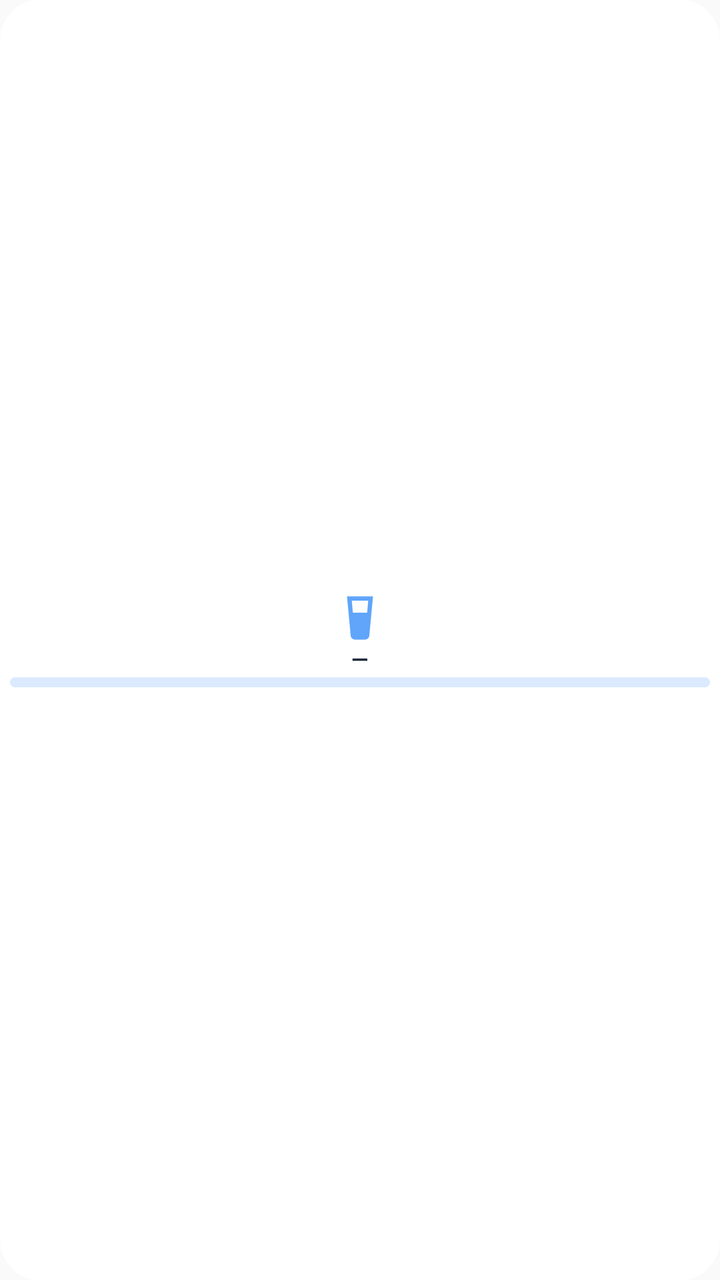
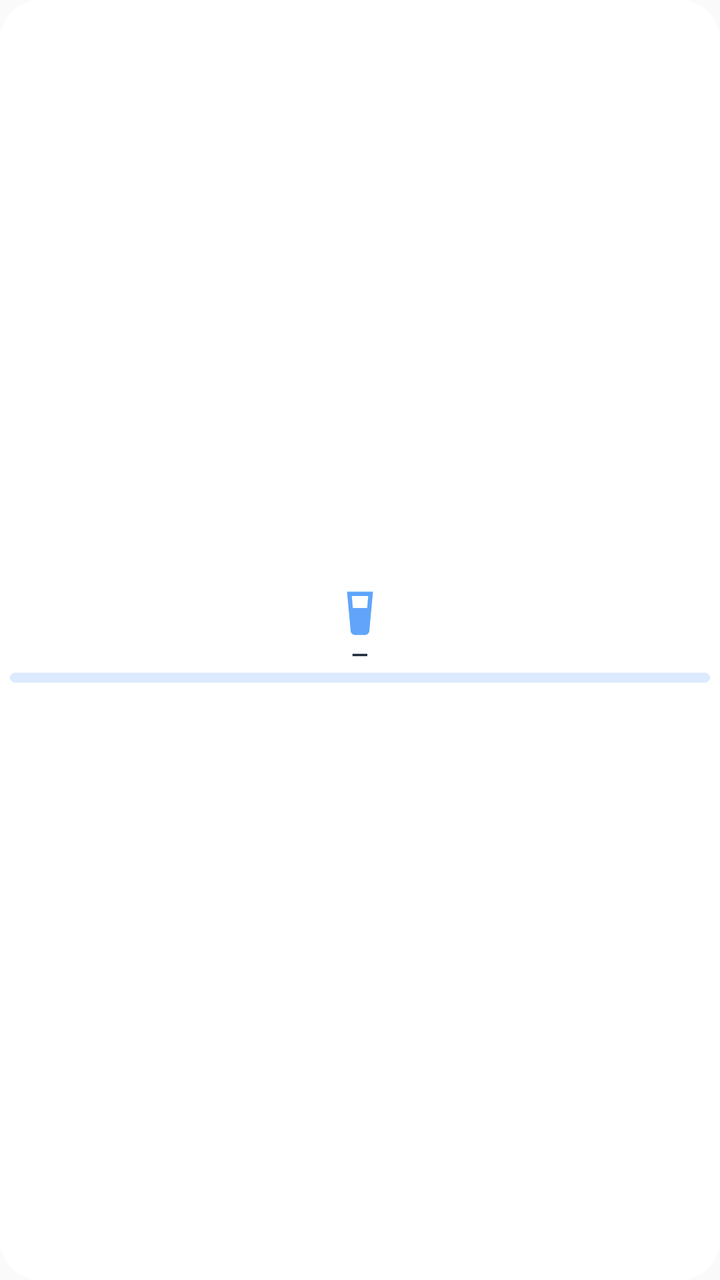

Screens rendered from an Android XML layout before and after an edit, with the pre-edit source and the edit as a unified diff.
<!-- AndroidManifest.xml: application theme Theme.NutriGeniusBridge -->
<!-- res/layout/widget_acqua_uno.xml -->
<?xml version="1.0" encoding="utf-8"?>
<LinearLayout xmlns:android="http://schemas.android.com/apk/res/android"
    android:id="@+id/uno_radice"
    android:layout_width="match_parent"
    android:layout_height="match_parent"
    android:background="@drawable/widget_sfondo"
    android:gravity="center"
    android:orientation="vertical"
    android:padding="5dp">
    <ImageView android:id="@+id/uno_icona" android:layout_width="26dp" android:layout_height="26dp" android:src="@drawable/ic_widget_bicchiere" android:importantForAccessibility="no" />
    <TextView android:id="@+id/uno_testo" android:layout_width="wrap_content" android:layout_height="wrap_content" android:text="—" android:textColor="#1E293B" android:textSize="11sp" android:textStyle="bold" android:maxLines="1" />
    <ProgressBar android:id="@+id/acqua_livello" style="?android:attr/progressBarStyleHorizontal" android:layout_width="match_parent" android:layout_height="5dp" android:layout_marginTop="2dp" android:indeterminate="false" android:max="100" android:progress="0" android:progressDrawable="@drawable/widget_barra" />
</LinearLayout>
<!-- resources referenced by this layout -->
<resources>
  <!-- drawable ic_widget_bicchiere (drawable) -->
  <?xml version="1.0" encoding="utf-8"?>
  <vector xmlns:android="http://schemas.android.com/apk/res/android" android:width="24dp" android:height="24dp" android:viewportWidth="24" android:viewportHeight="24">
      <path android:fillColor="#60A5FA" android:fillType="evenOdd" android:pathData="M6,2h12l-1.7,18.2A2,2 0 0,1 14.3,22H9.7A2,2 0 0,1 7.7,20.2L6,2zM8.2,4l0.5,5.5h6.6L15.8,4H8.2z" />
  </vector>
  <!-- drawable widget_barra (drawable) -->
  <?xml version="1.0" encoding="utf-8"?>
  <layer-list xmlns:android="http://schemas.android.com/apk/res/android">
      <item android:id="@android:id/background">
          <shape android:shape="rectangle">
              <solid android:color="#DBEAFE" />
              <corners android:radius="7dp" />
          </shape>
      </item>
      <item android:id="@android:id/progress">
          <clip>
              <shape android:shape="rectangle">
                  <solid android:color="#FFFFFF" />
                  <corners android:radius="7dp" />
              </shape>
          </clip>
      </item>
  </layer-list>
  <!-- drawable widget_sfondo (drawable) -->
  <?xml version="1.0" encoding="utf-8"?>
  <shape xmlns:android="http://schemas.android.com/apk/res/android" android:shape="rectangle">
      <solid android:color="#F5FFFFFF" />
      <corners android:radius="20dp" />
  </shape>
  <style name="Theme.NutriGeniusBridge" parent="android:Theme.Material.Light.NoActionBar">
          <item name="android:statusBarColor">#6366f1</item>
      </style>
</resources>

<!-- the commit's change to res/layout/widget_acqua_uno.xml (unified diff, before → after) -->
@@ -7,7 +7,33 @@
     android:gravity="center"
     android:orientation="vertical"
     android:padding="5dp">
-    <ImageView android:id="@+id/uno_icona" android:layout_width="26dp" android:layout_height="26dp" android:src="@drawable/ic_widget_bicchiere" android:importantForAccessibility="no" />
+    <FrameLayout android:layout_width="38dp" android:layout_height="26dp">
+            <ImageView android:id="@+id/uno_icona" android:src="@drawable/ic_widget_bicchiere" android:layout_width="26dp" android:layout_height="26dp" android:layout_gravity="center" android:importantForAccessibility="no" />
+            <TextView android:id="@+id/uno_badge" android:layout_width="wrap_content" android:layout_height="14dp" android:minWidth="14dp" android:layout_gravity="top|end" android:background="@drawable/widget_badge" android:gravity="center" android:paddingStart="3dp" android:paddingEnd="3dp" android:textColor="#FFFFFF" android:textSize="9sp" android:textStyle="bold" android:maxLines="1" android:visibility="gone" />
+        </FrameLayout>
     <TextView android:id="@+id/uno_testo" android:layout_width="wrap_content" android:layout_height="wrap_content" android:text="—" android:textColor="#1E293B" android:textSize="11sp" android:textStyle="bold" android:maxLines="1" />
     <ProgressBar android:id="@+id/acqua_livello" style="?android:attr/progressBarStyleHorizontal" android:layout_width="match_parent" android:layout_height="5dp" android:layout_marginTop="2dp" android:indeterminate="false" android:max="100" android:progress="0" android:progressDrawable="@drawable/widget_barra" />
+    <LinearLayout android:layout_width="match_parent" android:layout_height="5dp" android:orientation="horizontal">
+        <ImageView android:id="@+id/marca_0" android:layout_width="0dp" android:layout_height="match_parent" android:layout_weight="1" android:scaleType="centerInside" android:src="@drawable/ic_widget_marca" android:visibility="invisible" android:importantForAccessibility="no" />
+        <ImageView android:id="@+id/marca_1" android:layout_width="0dp" android:layout_height="match_parent" android:layout_weight="1" android:scaleType="centerInside" android:src="@drawable/ic_widget_marca" android:visibility="invisible" android:importantForAccessibility="no" />
+        <ImageView android:id="@+id/marca_2" android:layout_width="0dp" android:layout_height="match_parent" android:layout_weight="1" android:scaleType="centerInside" android:src="@drawable/ic_widget_marca" android:visibility="invisible" android:importantForAccessibility="no" />
+        <ImageView android:id="@+id/marca_3" android:layout_width="0dp" android:layout_height="match_parent" android:layout_weight="1" android:scaleType="centerInside" android:src="@drawable/ic_widget_marca" android:visibility="invisible" android:importantForAccessibility="no" />
+        <ImageView android:id="@+id/marca_4" android:layout_width="0dp" android:layout_height="match_parent" android:layout_weight="1" android:scaleType="centerInside" android:src="@drawable/ic_widget_marca" android:visibility="invisible" android:importantForAccessibility="no" />
+        <ImageView android:id="@+id/marca_5" android:layout_width="0dp" android:layout_height="match_parent" android:layout_weight="1" android:scaleType="centerInside" android:src="@drawable/ic_widget_marca" android:visibility="invisible" android:importantForAccessibility="no" />
+        <ImageView android:id="@+id/marca_6" android:layout_width="0dp" android:layout_height="match_parent" android:layout_weight="1" android:scaleType="centerInside" android:src="@drawable/ic_widget_marca" android:visibility="invisible" android:importantForAccessibility="no" />
+        <ImageView android:id="@+id/marca_7" android:layout_width="0dp" android:layout_height="match_parent" android:layout_weight="1" android:scaleType="centerInside" android:src="@drawable/ic_widget_marca" android:visibility="invisible" android:importantForAccessibility="no" />
+        <ImageView android:id="@+id/marca_8" android:layout_width="0dp" android:layout_height="match_parent" android:layout_weight="1" android:scaleType="centerInside" android:src="@drawable/ic_widget_marca" android:visibility="invisible" android:importantForAccessibility="no" />
+        <ImageView android:id="@+id/marca_9" android:layout_width="0dp" android:layout_height="match_parent" android:layout_weight="1" android:scaleType="centerInside" android:src="@drawable/ic_widget_marca" android:visibility="invisible" android:importantForAccessibility="no" />
+        <ImageView android:id="@+id/marca_10" android:layout_width="0dp" android:layout_height="match_parent" android:layout_weight="1" android:scaleType="centerInside" android:src="@drawable/ic_widget_marca" android:visibility="invisible" android:importantForAccessibility="no" />
+        <ImageView android:id="@+id/marca_11" android:layout_width="0dp" android:layout_height="match_parent" android:layout_weight="1" android:scaleType="centerInside" android:src="@drawable/ic_widget_marca" android:visibility="invisible" android:importantForAccessibility="no" />
+        <ImageView android:id="@+id/marca_12" android:layout_width="0dp" android:layout_height="match_parent" android:layout_weight="1" android:scaleType="centerInside" android:src="@drawable/ic_widget_marca" android:visibility="invisible" android:importantForAccessibility="no" />
+        <ImageView android:id="@+id/marca_13" android:layout_width="0dp" android:layout_height="match_parent" android:layout_weight="1" android:scaleType="centerInside" android:src="@drawable/ic_widget_marca" android:visibility="invisible" android:importantForAccessibility="no" />
+        <ImageView android:id="@+id/marca_14" android:layout_width="0dp" android:layout_height="match_parent" android:layout_weight="1" android:scaleType="centerInside" android:src="@drawable/ic_widget_marca" android:visibility="invisible" android:importantForAccessibility="no" />
+        <ImageView android:id="@+id/marca_15" android:layout_width="0dp" android:layout_height="match_parent" android:layout_weight="1" android:scaleType="centerInside" android:src="@drawable/ic_widget_marca" android:visibility="invisible" android:importantForAccessibility="no" />
+        <ImageView android:id="@+id/marca_16" android:layout_width="0dp" android:layout_height="match_parent" android:layout_weight="1" android:scaleType="centerInside" android:src="@drawable/ic_widget_marca" android:visibility="invisible" android:importantForAccessibility="no" />
+        <ImageView android:id="@+id/marca_17" android:layout_width="0dp" android:layout_height="match_parent" android:layout_weight="1" android:scaleType="centerInside" android:src="@drawable/ic_widget_marca" android:visibility="invisible" android:importantForAccessibility="no" />
+        <ImageView android:id="@+id/marca_18" android:layout_width="0dp" android:layout_height="match_parent" android:layout_weight="1" android:scaleType="centerInside" android:src="@drawable/ic_widget_marca" android:visibility="invisible" android:importantForAccessibility="no" />
+        <ImageView android:id="@+id/marca_19" android:layout_width="0dp" android:layout_height="match_parent" android:layout_weight="1" android:scaleType="centerInside" android:src="@drawable/ic_widget_marca" android:visibility="invisible" android:importantForAccessibility="no" />
+        <ImageView android:id="@+id/marca_20" android:layout_width="0dp" android:layout_height="match_parent" android:layout_weight="1" android:scaleType="centerInside" android:src="@drawable/ic_widget_marca" android:visibility="invisible" android:importantForAccessibility="no" />
+    </LinearLayout>
 </LinearLayout>
<!-- resource entries referenced after the edit -->
@@ -5,6 +5,16 @@
   <vector xmlns:android="http://schemas.android.com/apk/res/android" android:width="24dp" android:height="24dp" android:viewportWidth="24" android:viewportHeight="24">
       <path android:fillColor="#60A5FA" android:fillType="evenOdd" android:pathData="M6,2h12l-1.7,18.2A2,2 0 0,1 14.3,22H9.7A2,2 0 0,1 7.7,20.2L6,2zM8.2,4l0.5,5.5h6.6L15.8,4H8.2z" />
   </vector>
+  <!-- drawable ic_widget_marca (drawable) -->
+  <?xml version="1.0" encoding="utf-8"?>
+  <vector xmlns:android="http://schemas.android.com/apk/res/android" android:width="8dp" android:height="6dp" android:viewportWidth="8" android:viewportHeight="6">
+      <path android:fillColor="#475569" android:pathData="M4,0L8,6H0z" />
+  </vector>
+  <!-- drawable widget_badge (drawable) -->
+  <?xml version="1.0" encoding="utf-8"?>
+  <shape xmlns:android="http://schemas.android.com/apk/res/android" android:shape="oval">
+      <solid android:color="#3B82F6" />
+  </shape>
   <!-- drawable widget_barra (drawable) -->
   <?xml version="1.0" encoding="utf-8"?>
   <layer-list xmlns:android="http://schemas.android.com/apk/res/android">
